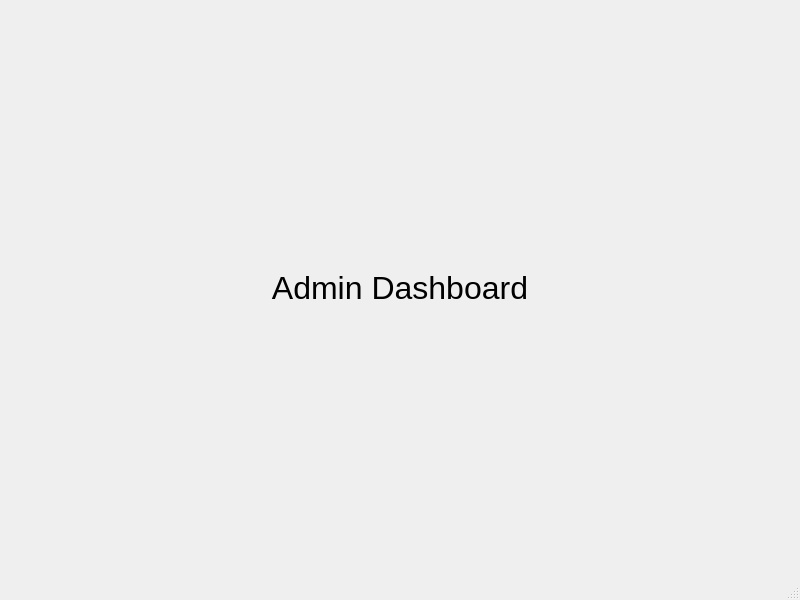
Callum-Irving/mask-detector, file qt_interface.ui: the form before one commit.
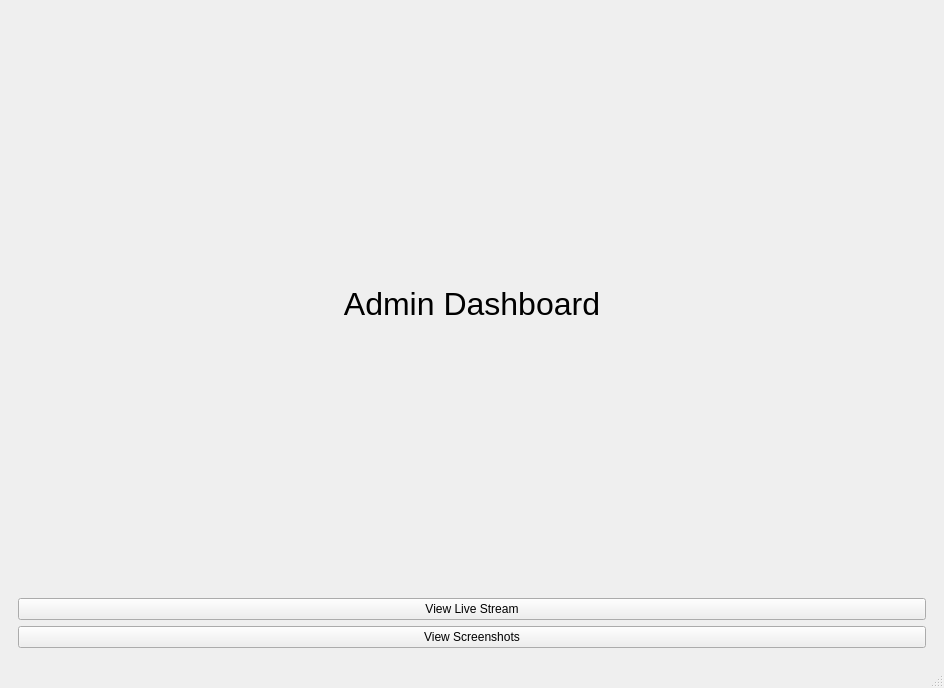
The form after the commit. The open tabs and pages were chosen to show the change.

Commit message: Added background colours to push buttons

```diff
--- a/qt_interface.ui
+++ b/qt_interface.ui
@@ -9,8 +9,8 @@
    <rect>
     <x>0</x>
     <y>0</y>
-    <width>800</width>
-    <height>600</height>
+    <width>944</width>
+    <height>688</height>
    </rect>
   </property>
   <property name="windowTitle">
@@ -114,6 +114,23 @@
           </property>
          </widget>
         </item>
+        <item>
+         <widget class="QPushButton" name="pushButton_4">
+          <property name="autoFillBackground">
+           <bool>false</bool>
+          </property>
+          <property name="text">
+           <string>View Live Stream</string>
+          </property>
+         </widget>
+        </item>
+        <item>
+         <widget class="QPushButton" name="pushButton_3">
+          <property name="text">
+           <string>View Screenshots</string>
+          </property>
+         </widget>
+        </item>
        </layout>
       </widget>
      </widget>
```
